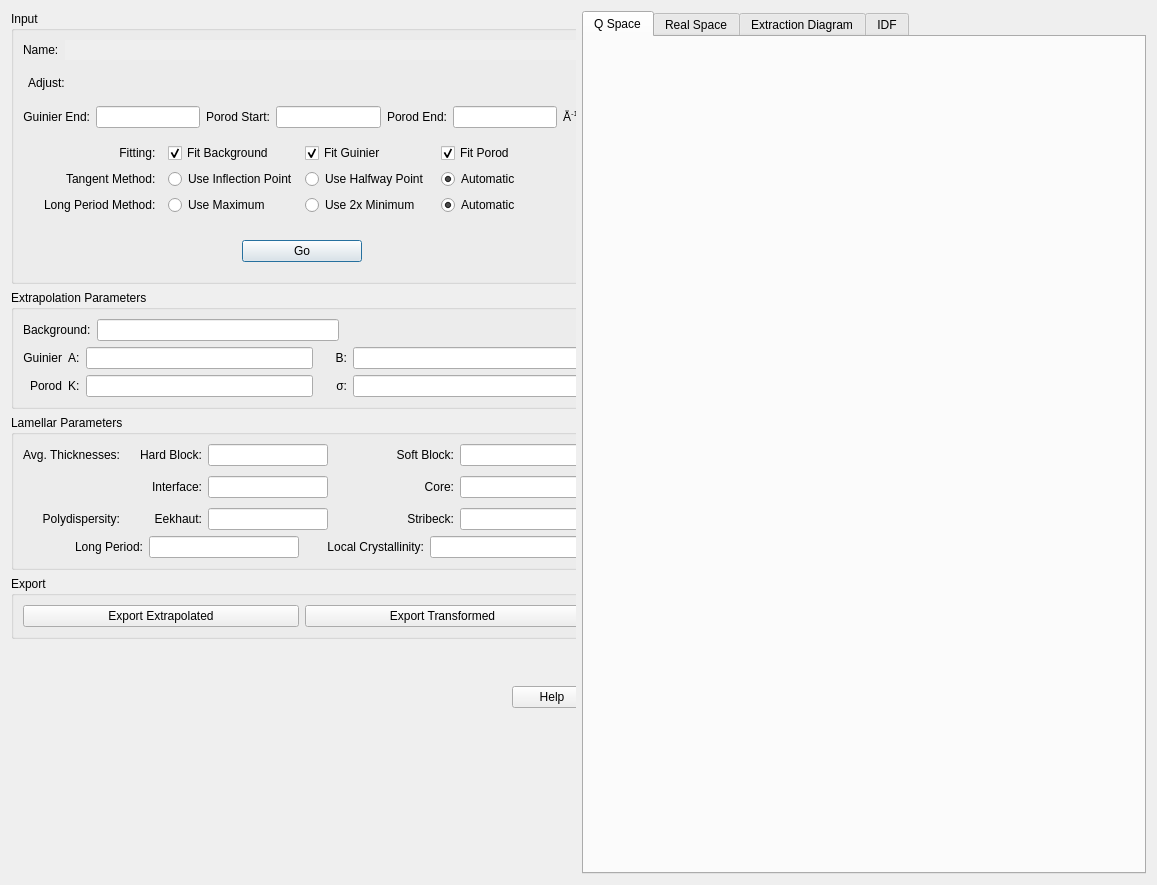
Above: src/sas/qtgui/Perspectives/Corfunc/UI/CorfuncPanel.ui from SasView/sasview before the change. Below: the same form after it.
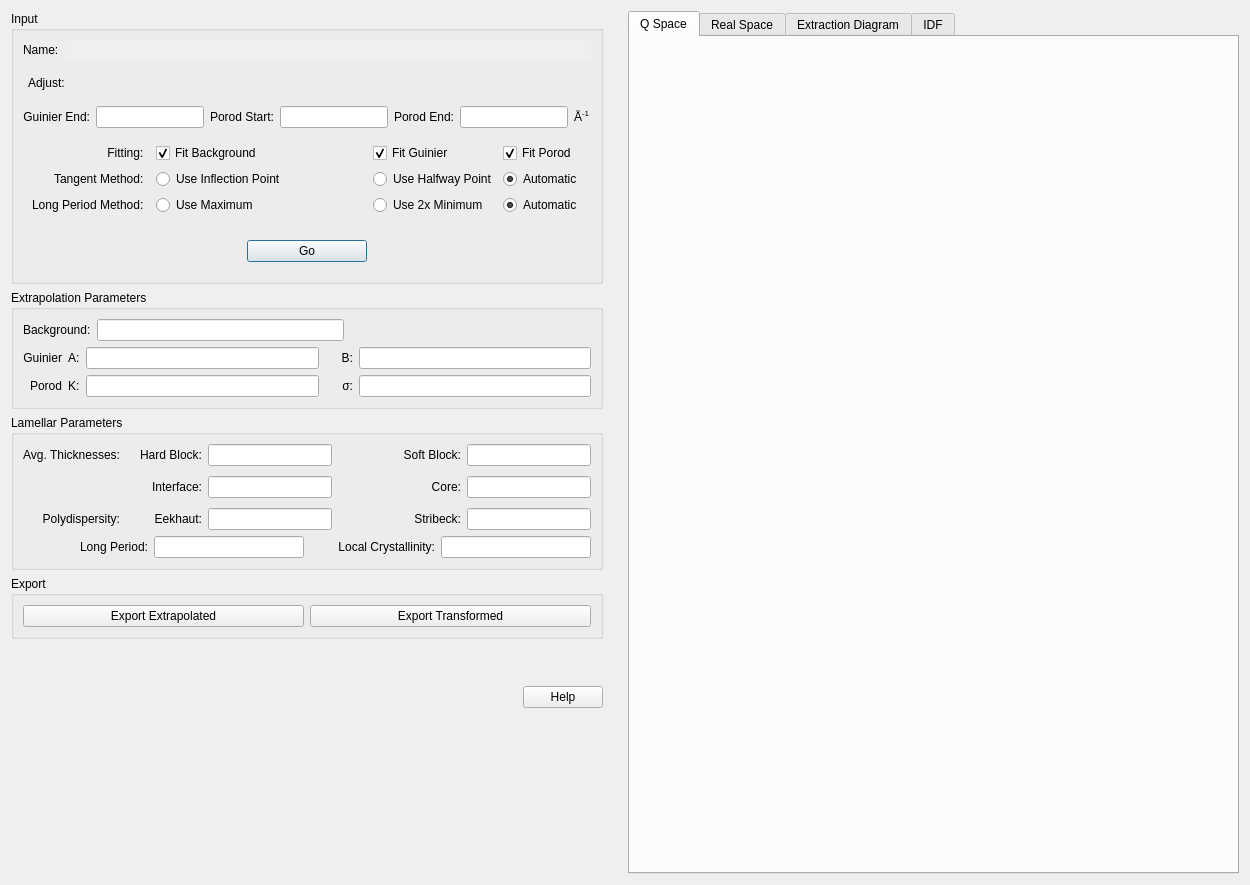
That is the form after the change. The open tabs and pages were chosen to show the change.

Commit message: Inflection Point UI bug fix

```diff
--- a/src/sas/qtgui/Perspectives/Corfunc/UI/CorfuncPanel.ui
+++ b/src/sas/qtgui/Perspectives/Corfunc/UI/CorfuncPanel.ui
@@ -6,7 +6,7 @@
    <rect>
     <x>0</x>
     <y>0</y>
-    <width>1157</width>
+    <width>1250</width>
     <height>885</height>
    </rect>
   </property>
@@ -42,8 +42,8 @@
        <rect>
         <x>0</x>
         <y>0</y>
-        <width>581</width>
-        <height>871</height>
+        <width>620</width>
+        <height>863</height>
        </rect>
       </property>
       <layout class="QVBoxLayout" name="verticalLayout">
@@ -144,6 +144,15 @@
                     <property name="text">
                      <string>Use Inflection Point</string>
                     </property>
+                    <property name="sizePolicy">
+                     <sizepolicy hsizetype="MinimumExpanding" vsizetype="Fixed">
+                      <horstretch>0</horstretch>
+                      <verstretch>0</verstretch>
+                     </sizepolicy>
+                    </property>
+                    <property name="minimumWidth">
+                     <number>150</number>
+                    </property>
                     <attribute name="buttonGroup">
                      <string notr="true">buttonGroup_2</string>
                     </attribute>
```
Left out of the diff: 4 changed lines with no effect on the pictures.
